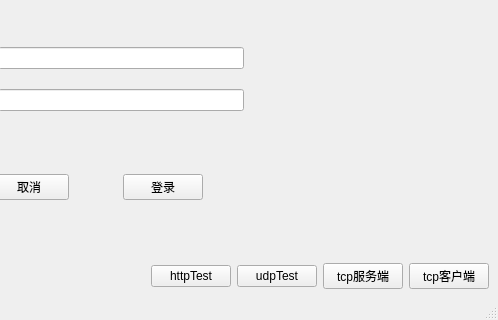
The window that src/forms/mainWindows/iams.ui (rrrriiiiich/iams) describes before a commit, drawn with Qt 5; both pictures show x 302 to 800 and y 160 to 480 of the 800 by 480 pixel window.
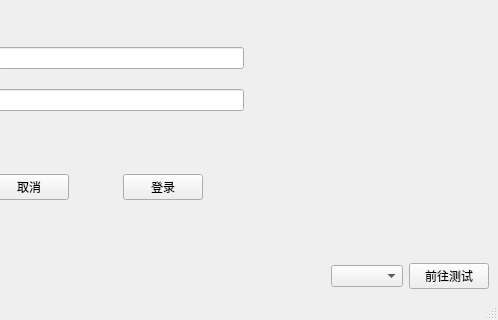
The same window after the commit. Icons and pictures are not drawn.

```diff
--- a/src/forms/mainWindows/iams.ui
+++ b/src/forms/mainWindows/iams.ui
@@ -379,32 +379,34 @@
        </spacer>
       </item>
       <item>
-       <widget class="QPushButton" name="httpTestButton">
-        <property name="text">
-         <string>httpTest</string>
-        </property>
-       </widget>
-      </item>
+       <layout class="QHBoxLayout" name="horizontalLayout">
       <item>
-       <widget class="QPushButton" name="udpTestBt">
-        <property name="text">
-         <string>udpTest</string>
-        </property>
-       </widget>
-      </item>
-      <item>
-       <widget class="QPushButton" name="tcpcServerBt">
-        <property name="text">
-         <string>tcp服务端</string>
+         <widget class="QComboBox" name="protocolComboBox">
+          <property name="sizePolicy">
+           <sizepolicy hsizetype="Fixed" vsizetype="Maximum">
+            <horstretch>0</horstretch>
+            <verstretch>0</verstretch>
+           </sizepolicy>
+          </property>
+          <property name="currentIndex">
+           <number>-1</number>
         </property>
        </widget>
       </item>
       <item>
-       <widget class="QPushButton" name="tcpClientBt">
+         <widget class="QPushButton" name="goToTestButton">
+          <property name="sizePolicy">
+           <sizepolicy hsizetype="Fixed" vsizetype="Maximum">
+            <horstretch>0</horstretch>
+            <verstretch>0</verstretch>
+           </sizepolicy>
+          </property>
         <property name="text">
-         <string>tcp客户端</string>
-        </property>
-       </widget>
+           <string>前往测试</string>
+          </property>
+         </widget>
+        </item>
+       </layout>
       </item>
      </layout>
     </item>
```
Left out of the diff: 2 changed lines with no effect on the pictures. Lines whose indentation alone changed are shown as unchanged.
